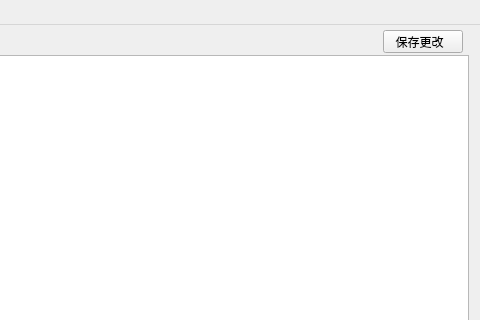
Before: the Qt Designer form mainwindow.ui in jiangzheng1582090156/student_manager_system, drawn with Qt 5; both pictures show x 477 to 957 and y 0 to 320 of the 957 by 649 pixel window.
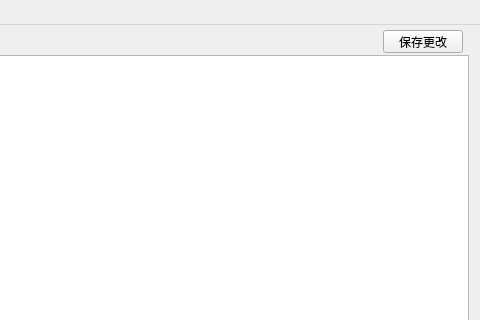
After: the same form once the commit is applied.

Patch:
```diff
--- a/mainwindow.ui
+++ b/mainwindow.ui
@@ -91,7 +91,7 @@
      </rect>
     </property>
     <property name="text">
-     <string>保存更改  </string>
+     <string>  保存更改  </string>
     </property>
    </widget>
    <widget class="QPushButton" name="btn_add_class">
```
Left out of the diff: 6 changed lines with no effect on the pictures.
